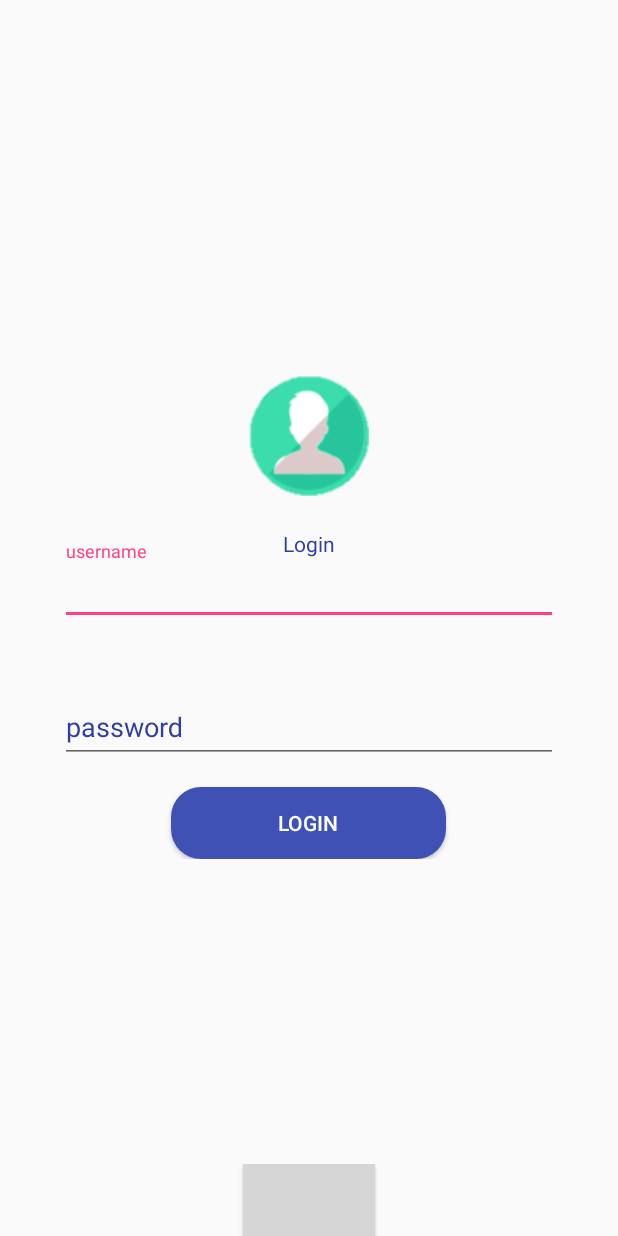
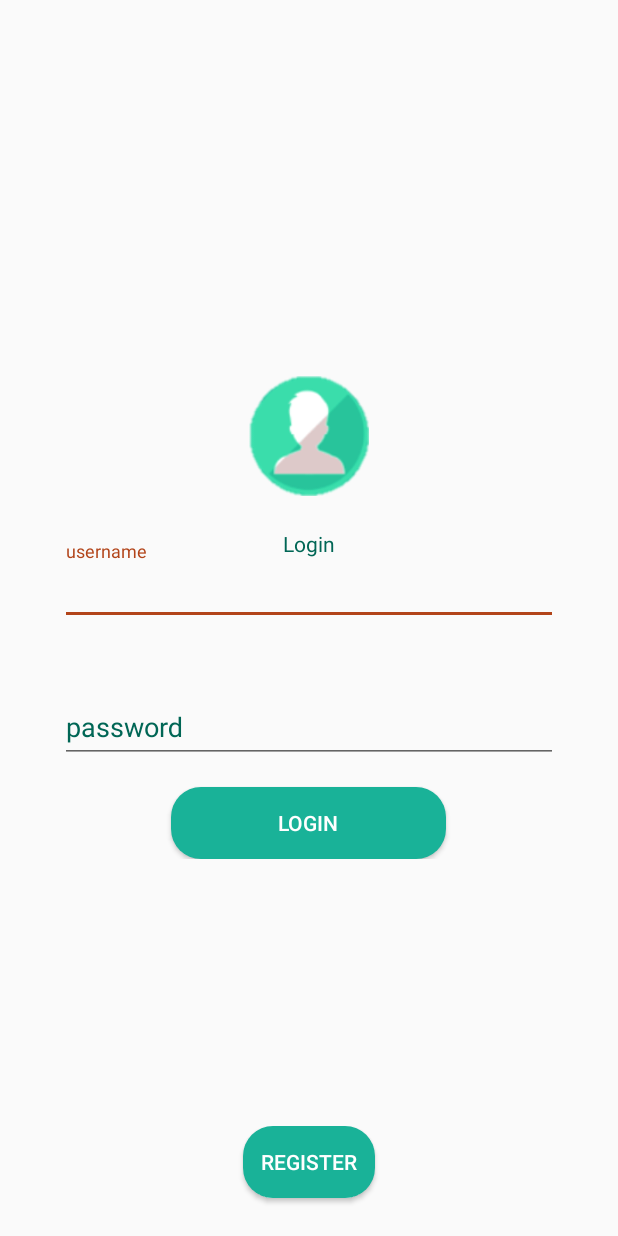
Before and after one commit to CarlosDubon/FavTrack, an Android app: the LoginActivity screen opened directly, with no data from a screen before it, on a phone screen of 412 x 824 dp. Run offline under Robolectric (Android 15) with nearby library versions, the phone set to English and light mode, and no system bars; libraries missing offline, so code that uses them is left out: br.com.simplepass; plain views replace CircularProgressButton; 2 statements that could not run were skipped; grey boxes are pictures that could not be loaded.

Commit message:
Adding library for login

```diff
--- a/app/build.gradle
+++ b/app/build.gradle
@@ -58,4 +58,6 @@ dependencies {
 
     //circleImageView
     implementation 'de.hdodenhof:circleimageview:2.2.0'
+    //LoadingButton
+    implementation 'br.com.simplepass:loading-button-android:1.7.2'
 }
--- a/app/src/main/res/layout/login.xml
+++ b/app/src/main/res/layout/login.xml
@@ -135,9 +135,6 @@
 
     </RelativeLayout>
 
-
-
-
     <RelativeLayout
         android:id="@+id/layout2"
         android:layout_width="match_parent"
@@ -153,7 +150,9 @@
             android:layout_height="wrap_content"
             android:layout_alignParentTop="true"
             android:layout_centerHorizontal="true"
-            android:background="@color/transparent"
+            android:layout_marginBottom="25dp"
+            android:textColor="@color/white"
+            android:background="@drawable/button_shape"
             android:text="Register"
             android:textAllCaps="true" />
 
--- a/app/src/main/res/values/colors.xml
+++ b/app/src/main/res/values/colors.xml
@@ -1,8 +1,15 @@
 <?xml version="1.0" encoding="utf-8"?>
 <resources>
-    <color name="colorPrimary">#3F51B5</color>
-    <color name="colorPrimaryDark">#303F9F</color>
-    <color name="colorAccent">#FF4081</color>
+    <color name="colorPrimary">#19b298</color>
+    <color name="colorPrimaryMedium">#2BB29B</color>
+    <color name="colorPrimaryDark">#006655</color>
+    <color name="colorAccent">#B24419</color>
+    <color name="colorAccentDark">#661F04</color>
+    <color name="backTint">#f3f3f3</color>
 
+    <color name="white">#FFFFFF</color>
+    <color name="transparent">#00000000</color>
+    <color name="gradStart">#2BB29B</color>
+    <color name="gradStop">#006655</color>
     <color name="softGray">#f3f3f3</color>
 </resources>
```
Also changed, not shown: app/src/main/res/drawable/rounded_corners_primary.xml (added, +30 -0 lines).
